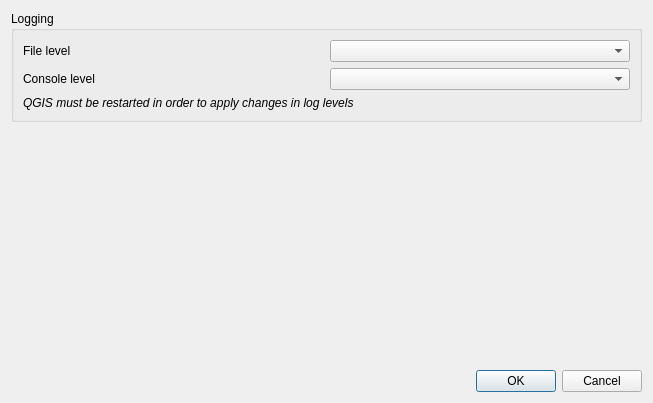
This is src/profiler_plugin/ui/settings_dialog.ui in Joonalai/profiler-qgis-plugin as Qt 5 draws it before an edit. The edited form follows.
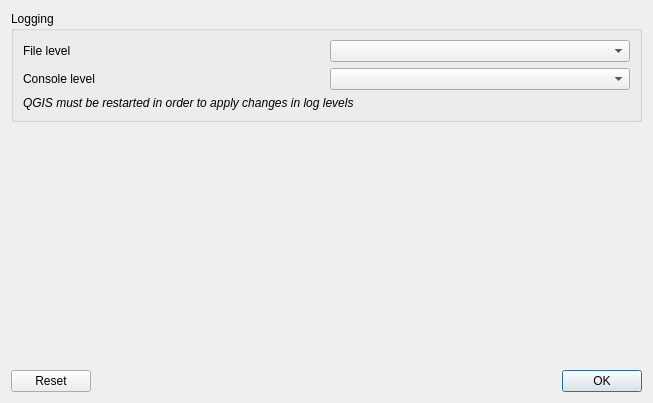
This is the edited form. Custom widgets are drawn as their Qt base class.

Commit message: feat: configure settings via dialog

What changed in the file:
```diff
--- a/src/profiler_plugin/ui/settings_dialog.ui
+++ b/src/profiler_plugin/ui/settings_dialog.ui
@@ -98,12 +98,9 @@
     </layout>
    </item>
    <item>
-    <widget class="QDialogButtonBox" name="buttonBox">
-     <property name="orientation">
-      <enum>Qt::Horizontal</enum>
-     </property>
+    <widget class="QDialogButtonBox" name="button_box">
      <property name="standardButtons">
-      <set>QDialogButtonBox::Cancel|QDialogButtonBox::Ok</set>
+      <set>QDialogButtonBox::Ok|QDialogButtonBox::Reset</set>
      </property>
     </widget>
    </item>
```
Left out of the diff: 50 changed lines with no effect on the pictures. The commit also changes 6 other files.
